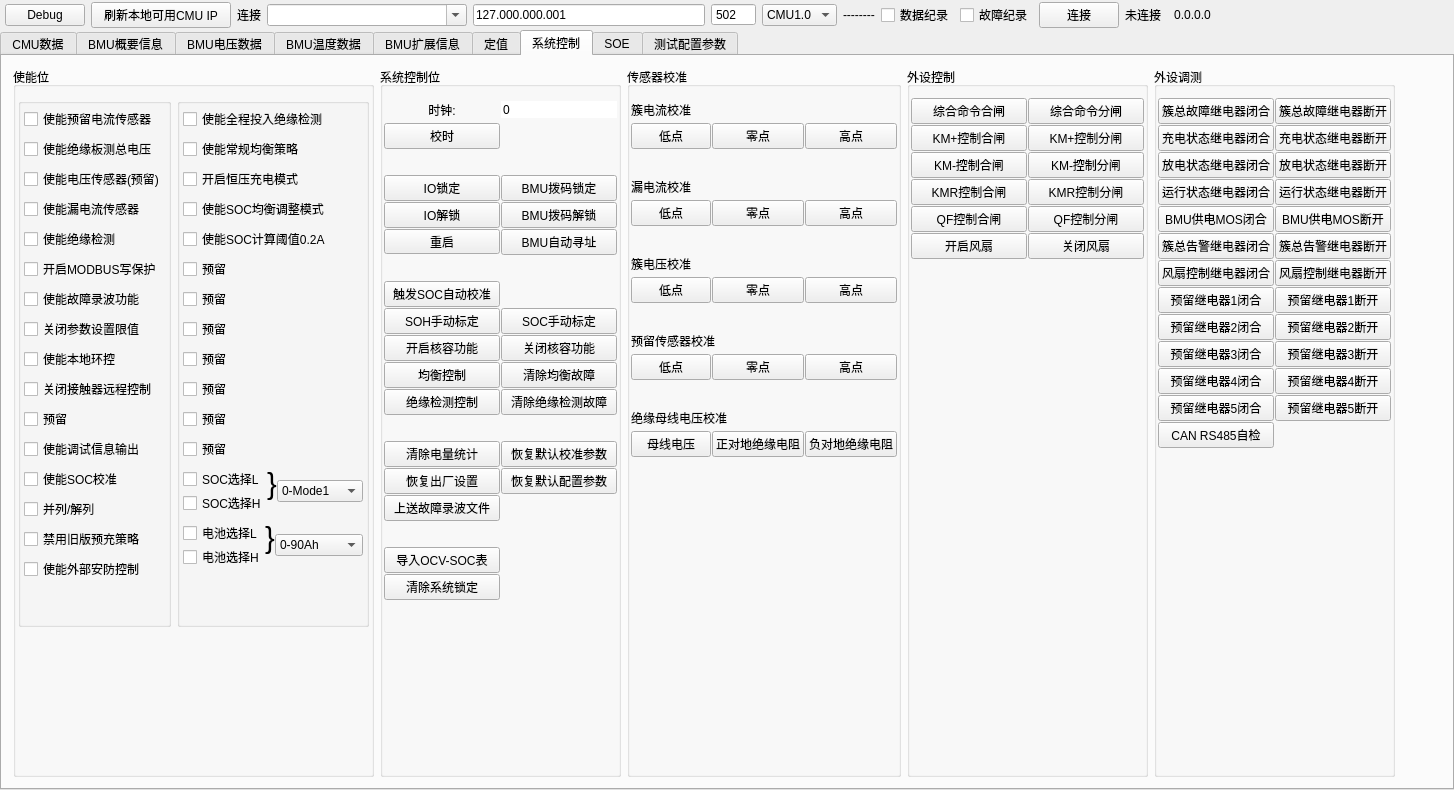
This is views/bmsview/bmsview.ui in Shogpe/bmsTool as Qt 5 draws it before an edit. The edited form follows.
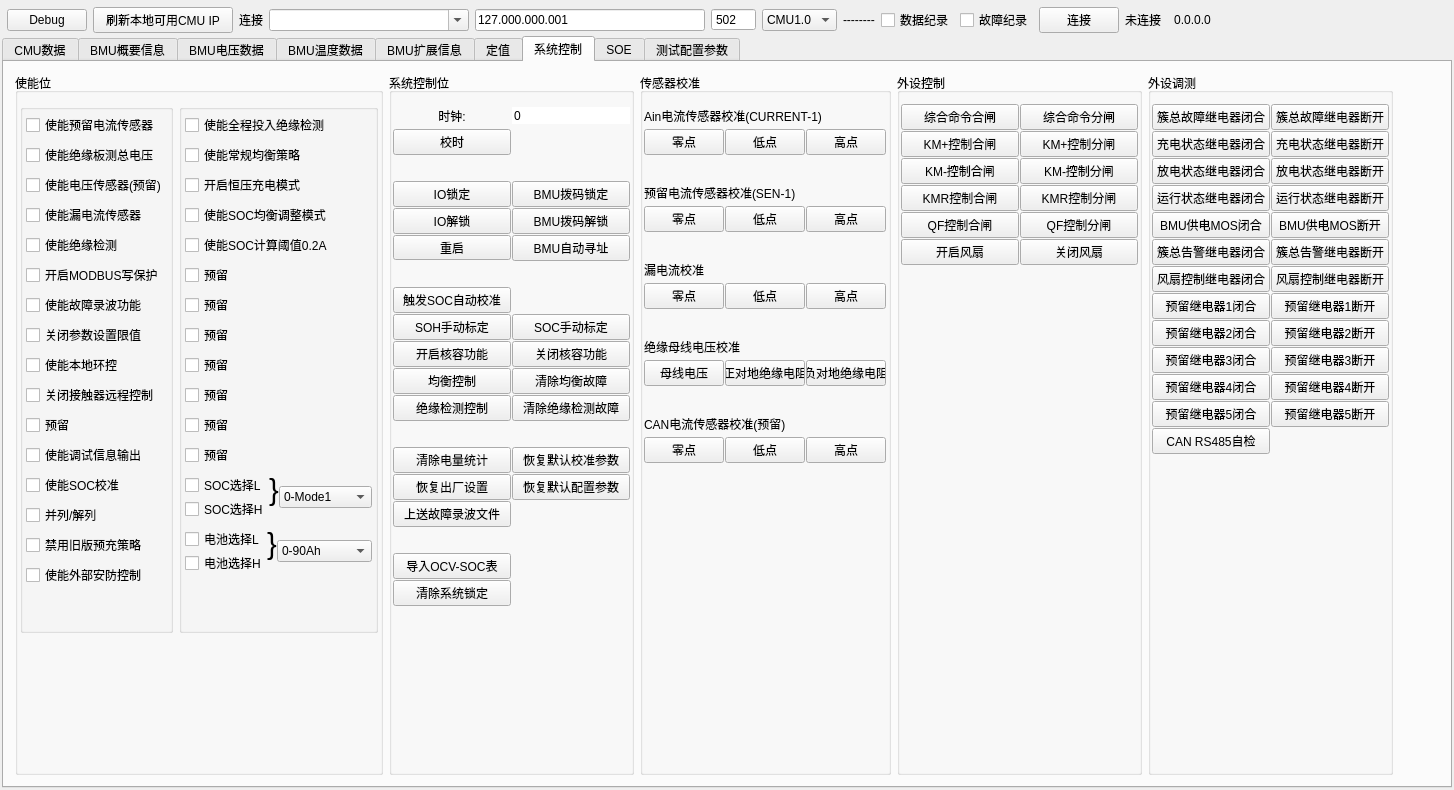
This is the edited form. The open tabs and pages were chosen to show the change. Custom widgets are drawn as their Qt base class.

Diff of the .ui file:
```diff
--- a/views/bmsview/bmsview.ui
+++ b/views/bmsview/bmsview.ui
@@ -39,19 +39,19 @@
   </property>
   <layout class="QVBoxLayout" name="verticalLayout">
    <property name="spacing">
-    <number>0</number>
+    <number>1</number>
    </property>
    <property name="leftMargin">
-    <number>0</number>
+    <number>2</number>
    </property>
    <property name="topMargin">
-    <number>0</number>
+    <number>5</number>
    </property>
    <property name="rightMargin">
-    <number>0</number>
+    <number>2</number>
    </property>
    <property name="bottomMargin">
-    <number>0</number>
+    <number>2</number>
    </property>
    <item>
     <widget class="QWidget" name="widget_3" native="true">
@@ -167,7 +167,7 @@
       <item>
        <widget class="QComboBox" name="cbProtocol">
         <property name="toolTip">
-         <string>&lt;html&gt;&lt;head/&gt;&lt;body&gt;&lt;p&gt;请按硬件功能手动选择CMU协议版本；&lt;/p&gt;&lt;p&gt;1. CMU1.0-CMU3.0 适配软件版本0.0.1.x 至 0.0.3.x；CMU3.1新增绝缘数据点&lt;/p&gt;&lt;p&gt;2. CMU4.0 新增适配主动均衡；&lt;/p&gt;&lt;p&gt;3. CMU4.6 并充；&lt;/p&gt;&lt;p&gt;4. CMU4.8 主动均衡；&lt;/p&gt;&lt;p&gt;5. CMU4.9 在4.8基础上新增风扇转速获取与设置；&lt;/p&gt;&lt;p&gt;6. CMU4.10 适用主动均衡液冷CMU通信；&lt;/p&gt;&lt;p&gt;7. CMU5.0 基于CMU4.8的主动均衡新增三级告警；&lt;/p&gt;&lt;p&gt;如出现通信断连情况或无所需数据点，请尝试更换协议版本。&lt;/p&gt;&lt;/body&gt;&lt;/html&gt;</string>
+         <string>&lt;html&gt;&lt;head/&gt;&lt;body&gt;&lt;p&gt;请按硬件功能手动选择CMU协议版本；&lt;/p&gt;&lt;p&gt;1. CMU1.0-CMU3.0 适配软件版本0.0.1.x 至 0.0.3.x；CMU3.1新增绝缘数据点&lt;/p&gt;&lt;p&gt;2. CMU4.0 新增适配主动均衡；&lt;/p&gt;&lt;p&gt;3. CMU4.6 并充；&lt;/p&gt;&lt;p&gt;4. CMU4.8 主动均衡；&lt;/p&gt;&lt;p&gt;5. CMU4.9 在4.8基础上新增风扇转速获取与设置；&lt;/p&gt;&lt;p&gt;6. CMU4.10 适用主动均衡液冷CMU通信；&lt;/p&gt;&lt;p&gt;7. CMU5.0 基于CMU4.8的主动均衡新增三级告警；&lt;/p&gt;&lt;p&gt;8.CMU5.1 基于CMU4.10的液冷主动均衡新增三级告警；&lt;/p&gt;&lt;p&gt;如出现通信断连情况或无所需数据点，请尝试更换协议版本。&lt;/p&gt;&lt;/body&gt;&lt;/html&gt;</string>
         </property>
         <item>
          <property name="text">
@@ -377,8 +377,8 @@
            <rect>
             <x>0</x>
             <y>0</y>
-            <width>1438</width>
-            <height>363</height>
+            <width>1434</width>
+            <height>359</height>
            </rect>
           </property>
           <property name="sizePolicy">
@@ -3081,8 +3081,8 @@
            <rect>
             <x>0</x>
             <y>0</y>
-            <width>1438</width>
-            <height>362</height>
+            <width>1434</width>
+            <height>358</height>
            </rect>
           </property>
           <property name="sizePolicy">
@@ -3120,7 +3120,7 @@
              </property>
              <layout class="QHBoxLayout" name="horizontalLayout_6">
               <property name="spacing">
-               <number>3</number>
+               <number>1</number>
               </property>
               <property name="leftMargin">
                <number>3</number>
@@ -6975,7 +6975,7 @@
                    <bool>false</bool>
                   </property>
                   <property name="prefix">
-                   <string>REG5601 </string>
+                   <string>REG5601: </string>
                   </property>
                   <property name="suffix">
                    <string/>
@@ -8189,6 +8189,37 @@
               </property>
              </widget>
             </item>
+            <item>
+             <widget class="InputBox" name="BalnceStartDiff">
+              <property name="sizePolicy">
+               <sizepolicy hsizetype="Preferred" vsizetype="Fixed">
+                <horstretch>0</horstretch>
+                <verstretch>0</verstretch>
+               </sizepolicy>
+              </property>
+              <property name="focusPolicy">
+               <enum>Qt::WheelFocus</enum>
+              </property>
+              <property name="toolTip">
+               <string/>
+              </property>
+              <property name="prefix">
+               <string>均衡启动差值</string>
+              </property>
+              <property name="suffix">
+               <string>mV</string>
+              </property>
+              <property name="decimals">
+               <number>1</number>
+              </property>
+              <property name="minimum">
+               <double>0.000000000000000</double>
+              </property>
+              <property name="maximum">
+               <double>4000.000000000000000</double>
+              </property>
+             </widget>
+            </item>
             <item>
              <widget class="InputBox" name="BalnceEndVol">
               <property name="sizePolicy">
@@ -8223,37 +8254,6 @@
               </property>
              </widget>
             </item>
-            <item>
-             <widget class="InputBox" name="BalnceStartDiff">
-              <property name="sizePolicy">
-               <sizepolicy hsizetype="Preferred" vsizetype="Fixed">
-                <horstretch>0</horstretch>
-                <verstretch>0</verstretch>
-               </sizepolicy>
-              </property>
-              <property name="focusPolicy">
-               <enum>Qt::WheelFocus</enum>
-              </property>
-              <property name="toolTip">
-               <string/>
-              </property>
-              <property name="prefix">
-               <string>均衡启动差值</string>
-              </property>
-              <property name="suffix">
-               <string>mV</string>
-              </property>
-              <property name="decimals">
-               <number>1</number>
-              </property>
-              <property name="minimum">
-               <double>0.000000000000000</double>
-              </property>
-              <property name="maximum">
-               <double>4000.000000000000000</double>
-              </property>
-             </widget>
-            </item>
             <item>
              <widget class="InputBox" name="BalnceStart">
               <property name="sizePolicy">
@@ -8269,7 +8269,7 @@
                <string/>
               </property>
               <property name="prefix">
-               <string>均衡启动阈值</string>
+               <string>均衡配置</string>
               </property>
               <property name="suffix">
                <string>V</string>
@@ -12012,7 +12012,7 @@
          <property name="title">
           <string>传感器校准</string>
          </property>
-         <layout class="QGridLayout" name="gridLayout_4">
+         <layout class="QGridLayout" name="gridLayout_4" columnstretch="0,1,1,1,0">
           <property name="leftMargin">
            <number>1</number>
           </property>
@@ -12022,136 +12022,7 @@
           <property name="spacing">
            <number>1</number>
           </property>
-          <item row="14" column="0">
-           <spacer name="verticalSpacer_14">
-            <property name="orientation">
-             <enum>Qt::Vertical</enum>
-            </property>
-            <property name="sizeHint" stdset="0">
-             <size>
-              <width>20</width>
-              <height>40</height>
-             </size>
-            </property>
-           </spacer>
-          </item>
-          <item row="10" column="0">
-           <widget class="QPushButton" name="btnRZeroAdj">
-            <property name="sizePolicy">
-             <sizepolicy hsizetype="Preferred" vsizetype="Fixed">
-              <horstretch>0</horstretch>
-              <verstretch>0</verstretch>
-             </sizepolicy>
-            </property>
-            <property name="text">
-             <string>低点</string>
-            </property>
-           </widget>
-          </item>
-          <item row="13" column="2">
-           <widget class="QPushButton" name="btnRnAdj">
-            <property name="sizePolicy">
-             <sizepolicy hsizetype="Preferred" vsizetype="Fixed">
-              <horstretch>0</horstretch>
-              <verstretch>0</verstretch>
-             </sizepolicy>
-            </property>
-            <property name="text">
-             <string>负对地绝缘电阻</string>
-            </property>
-           </widget>
-          </item>
-          <item row="4" column="2">
-           <widget class="QPushButton" name="btnIleakFullAdj">
-            <property name="sizePolicy">
-             <sizepolicy hsizetype="Preferred" vsizetype="Fixed">
-              <horstretch>0</horstretch>
-              <verstretch>0</verstretch>
-             </sizepolicy>
-            </property>
-            <property name="text">
-             <string>高点</string>
-            </property>
-           </widget>
-          </item>
-          <item row="7" column="2">
-           <widget class="QPushButton" name="btnUFullAdj">
-            <property name="sizePolicy">
-             <sizepolicy hsizetype="Preferred" vsizetype="Fixed">
-              <horstretch>0</horstretch>
-              <verstretch>0</verstretch>
-             </sizepolicy>
-            </property>
-            <property name="text">
-             <string>高点</string>
-            </property>
-           </widget>
-          </item>
-          <item row="10" column="2">
-           <widget class="QPushButton" name="btnRFullAdj">
-            <property name="sizePolicy">
-             <sizepolicy hsizetype="Preferred" vsizetype="Fixed">
-              <horstretch>0</horstretch>
-              <verstretch>0</verstretch>
-             </sizepolicy>
-            </property>
-            <property name="text">
-             <string>高点</string>
-            </property>
-           </widget>
-          </item>
-          <item row="13" column="1">
-           <widget class="QPushButton" name="btnRpAdj">
-            <property name="sizePolicy">
-             <sizepolicy hsizetype="Preferred" vsizetype="Fixed">
-              <horstretch>0</horstretch>
-              <verstretch>0</verstretch>
-             </sizepolicy>
-            </property>
-            <property name="text">
-             <string>正对地绝缘电阻</string>
-            </property>
-           </widget>
-          </item>
-          <item row="5" column="0">
-           <widget class="QLabel" name="label_17">
-            <property name="minimumSize">
-             <size>
-              <width>0</width>
-              <height>24</height>
-             </size>
-            </property>
-            <property name="maximumSize">
-             <size>
-              <width>16777215</width>
-              <height>24</height>
-             </size>
-            </property>
-            <property name="text">
-             <string/>
-            </property>
-           </widget>
-          </item>
-          <item row="8" column="0">
-           <widget class="QLabel" name="label_16">
-            <property name="minimumSize">
-             <size>
-              <width>0</width>
-              <height>24</height>
-             </size>
-            </property>
-            <property name="maximumSize">
-             <size>
-              <width>16777215</width>
-              <height>24</height>
-             </size>
-            </property>
-            <property name="text">
-             <string/>
-            </property>
-           </widget>
-          </item>
-          <item row="1" column="0">
+          <item row="22" column="2">
            <widget class="QPushButton" name="btnIZeroAdj">
             <property name="sizePolicy">
              <sizepolicy hsizetype="Preferred" vsizetype="Fixed">
@@ -12159,26 +12030,24 @@
               <verstretch>0</verstretch>
              </sizepolicy>
             </property>
-            <property name="text">
-             <string>低点</string>
+            <property name="minimumSize">
+             <size>
+              <width>80</width>
+              <height>0</height>
+             </size>
             </property>
-           </widget>
-          </item>
-          <item row="4" column="1">
-           <widget class="QPushButton" name="btnIleakBaseAdj">
-            <property name="sizePolicy">
-             <sizepolicy hsizetype="Preferred" vsizetype="Fixed">
-              <horstretch>0</horstretch>
-              <verstretch>0</verstretch>
-             </sizepolicy>
+            <property name="font">
+             <font>
+              <strikeout>false</strikeout>
+             </font>
             </property>
             <property name="text">
-             <string>零点</string>
+             <string>低点</string>
             </property>
            </widget>
           </item>
-          <item row="11" column="0">
-           <widget class="QLabel" name="label_19">
+          <item row="16" column="1" colspan="4">
+           <widget class="QLabel" name="label_20">
             <property name="minimumSize">
              <size>
               <width>0</width>
@@ -12192,12 +12061,12 @@
              </size>
             </property>
             <property name="text">
-             <string/>
+             <string>绝缘母线电压校准</string>
             </property>
            </widget>
           </item>
-          <item row="2" column="0">
-           <widget class="QLabel" name="label_13">
+          <item row="20" column="1" colspan="4">
+           <widget class="QLabel" name="label_12">
             <property name="minimumSize">
              <size>
               <width>0</width>
@@ -12211,24 +12080,11 @@
              </size>
             </property>
             <property name="text">
-             <string/>
+             <string>CAN电流传感器校准(预留)</string>
             </property>
            </widget>
           </item>
-          <item row="7" column="0">
-           <widget class="QPushButton" name="btnUZeroAdj">
-            <property name="sizePolicy">
-             <sizepolicy hsizetype="Preferred" vsizetype="Fixed">
-              <horstretch>0</horstretch>
-              <verstretch>0</verstretch>
-             </sizepolicy>
-            </property>
-            <property name="text">
-             <string>低点</string>
-            </property>
-           </widget>
-          </item>
-          <item row="1" column="1">
+          <item row="22" column="1">
            <widget class="QPushButton" name="btnIBaseAdj">
             <property name="sizePolicy">
              <sizepolicy hsizetype="Preferred" vsizetype="Fixed">
@@ -12236,25 +12092,37 @@
               <verstretch>0</verstretch>
              </sizepolicy>
             </property>
+            <property name="minimumSize">
+             <size>
+              <width>80</width>
+              <height>0</height>
+             </size>
+            </property>
             <property name="text">
              <string>零点</string>
             </property>
            </widget>
           </item>
-          <item row="10" column="1">
-           <widget class="QPushButton" name="btnRBaseAdj">
-            <property name="sizePolicy">
-             <sizepolicy hsizetype="Preferred" vsizetype="Fixed">
-              <horstretch>0</horstretch>
-              <verstretch>0</verstretch>
-             </sizepolicy>
+          <item row="6" column="1" colspan="4">
+           <widget class="QLabel" name="label_15">
+            <property name="minimumSize">
+             <size>
+              <width>0</width>
+              <height>24</height>
+             </size>
             </property>
+            <property name="maximumSize">
+             <size>
+              <width>16777215</width>
+              <height>24</height>
+             </size>
+            </property>
             <property name="text">
-             <string>零点</string>
+             <string>预留电流传感器校准(SEN-1)</string>
             </property>
            </widget>
           </item>
-          <item row="13" column="0">
+          <item row="17" column="1">
            <widget class="QPushButton" name="btnRUAdj">
             <property name="sizePolicy">
              <sizepolicy hsizetype="Preferred" vsizetype="Fixed">
@@ -12262,18 +12130,105 @@
               <verstretch>0</verstretch>
              </sizepolicy>
             </property>
+            <property name="minimumSize">
+             <size>
+              <width>80</width>
+              <height>0</height>
+             </size>
+            </property>
             <property name="text">
              <string>母线电压</string>
             </property>
            </widget>
           </item>
+          <item row="23" column="1">
+           <spacer name="verticalSpacer_14">
+            <property name="orientation">
+             <enum>Qt::Vertical</enum>
+            </property>
+            <property name="sizeHint" stdset="0">
+             <size>
+              <width>20</width>
+              <height>40</height>
+             </size>
+            </property>
+           </spacer>
+          </item>
+          <item row="17" column="2">
+           <widget class="QPushButton" name="btnRpAdj">
+            <property name="sizePolicy">
+             <sizepolicy hsizetype="Preferred" vsizetype="Fixed">
+              <horstretch>0</horstretch>
+              <verstretch>0</verstretch>
+             </sizepolicy>
+            </property>
+            <property name="minimumSize">
+             <size>
+              <width>80</width>
+              <height>0</height>
+             </size>
+            </property>
+            <property name="font">
+             <font>
+              <strikeout>false</strikeout>
+             </font>
+            </property>
+            <property name="text">
+             <string>正对地绝缘电阻</string>
+            </property>
+           </widget>
+          </item>
+          <item row="1" column="1">
+           <widget class="QPushButton" name="btnRBaseAdj">
+            <property name="sizePolicy">
+             <sizepolicy hsizetype="Preferred" vsizetype="Fixed">
+              <horstretch>0</horstretch>
+              <verstretch>0</verstretch>
+             </sizepolicy>
+            </property>
+            <property name="minimumSize">
+             <size>
+              <width>80</width>
+              <height>0</height>
+             </size>
+            </property>
+            <property name="text">
+             <string>零点</string>
+            </property>
+           </widget>
+          </item>
           <item row="1" column="2">
-           <widget class="QPushButton" name="btnIFullAdj">
+           <widget class="QPushButton" name="btnRZeroAdj">
             <property name="sizePolicy">
              <sizepolicy hsizetype="Preferred" vsizetype="Fixed">
               <horstretch>0</horstretch>
               <verstretch>0</verstretch>
              </sizepolicy>
+            </property>
+            <property name="minimumSize">
+             <size>
+              <width>80</width>
+              <height>0</height>
+             </size>
+            </property>
+            <property name="text">
+             <string>低点</string>
+            </property>
+           </widget>
+          </item>
+          <item row="1" column="3">
+           <widget class="QPushButton" name="btnRFullAdj">
+            <property name="sizePolicy">
+             <sizepolicy hsizetype="Preferred" vsizetype="Fixed">
+              <horstretch>0</horstretch>
+              <verstretch>0</verstretch>
+             </sizepolicy>
+            </property>
+            <property name="minimumSize">
+             <size>
+              <width>80</width>
+              <height>0</height>
+             </size>
             </property>
             <property name="text">
              <string>高点</string>
@@ -12288,12 +12243,75 @@
               <verstretch>0</verstretch>
              </sizepolicy>
             </property>
+            <property name="minimumSize">
+             <size>
+              <width>80</width>
+              <height>0</height>
+             </size>
+            </property>
             <property name="text">
              <string>零点</string>
             </property>
            </widget>
           </item>
-          <item row="4" column="0">
+          <item row="7" column="2">
+           <widget class="QPushButton" name="btnUZeroAdj">
+            <property name="sizePolicy">
+             <sizepolicy hsizetype="Preferred" vsizetype="Fixed">
+              <horstretch>0</horstretch>
+              <verstretch>0</verstretch>
+             </sizepolicy>
+            </property>
+            <property name="minimumSize">
+             <size>
+              <width>80</width>
+              <height>0</height>
+             </size>
+            </property>
+            <property name="text">
+             <string>低点</string>
+            </property>
+           </widget>
+          </item>
+          <item row="7" column="3">
+           <widget class="QPushButton" name="btnUFullAdj">
+            <property name="sizePolicy">
+             <sizepolicy hsizetype="Preferred" vsizetype="Fixed">
+              <horstretch>0</horstretch>
+              <verstretch>0</verstretch>
+             </sizepolicy>
+            </property>
+            <property name="minimumSize">
+             <size>
+              <width>80</width>
+              <height>0</height>
+             </size>
+            </property>
+            <property name="text">
+             <string>高点</string>
+            </property>
+           </widget>
+          </item>
+          <item row="14" column="1">
+           <widget class="QPushButton" name="btnIleakBaseAdj">
+            <property name="sizePolicy">
+             <sizepolicy hsizetype="Preferred" vsizetype="Fixed">
+              <horstretch>0</horstretch>
+              <verstretch>0</verstretch>
+             </sizepolicy>
+            </property>
+            <property name="minimumSize">
+             <size>
+              <width>80</width>
+              <height>0</height>
+             </size>
+            </property>
+            <property name="text">
+             <string>零点</string>
+            </property>
+           </widget>
+          </item>
+          <item row="14" column="2">
            <widget class="QPushButton" name="btnIleakZeroAdj">
             <property name="sizePolicy">
              <sizepolicy hsizetype="Preferred" vsizetype="Fixed">
@@ -12301,13 +12319,86 @@
               <verstretch>0</verstretch>
              </sizepolicy>
             </property>
+            <property name="minimumSize">
+             <size>
+              <width>80</width>
+              <height>0</height>
+             </size>
+            </property>
             <property name="text">
              <string>低点</string>
             </property>
            </widget>
           </item>
-          <item row="0" column="0" colspan="3">
-           <widget class="QLabel" name="label_12">
+          <item row="14" column="3">
+           <widget class="QPushButton" name="btnIleakFullAdj">
+            <property name="sizePolicy">
+             <sizepolicy hsizetype="Preferred" vsizetype="Fixed">
+              <horstretch>0</horstretch>
+              <verstretch>0</verstretch>
+             </sizepolicy>
+            </property>
+            <property name="minimumSize">
+             <size>
+              <width>80</width>
+              <height>0</height>
+             </size>
+            </property>
+            <property name="text">
+             <string>高点</string>
+            </property>
+           </widget>
+          </item>
+          <item row="22" column="3">
+           <widget class="QPushButton" name="btnIFullAdj">
+            <property name="sizePolicy">
+             <sizepolicy hsizetype="Preferred" vsizetype="Fixed">
+              <horstretch>0</horstretch>
+              <verstretch>0</verstretch>
+             </sizepolicy>
+            </property>
+            <property name="minimumSize">
+             <size>
+              <width>80</width>
+              <height>0</height>
+             </size>
+            </property>
+            <property name="font">
+             <font>
+              <strikeout>false</strikeout>
+             </font>
+            </property>
+            <property name="text">
+             <string>高点</string>
+            </property>
+           </widget>
+          </item>
+          <item row="17" column="3">
+           <widget class="QPushButton" name="btnRnAdj">
+            <property name="sizePolicy">
+             <sizepolicy hsizetype="Preferred" vsizetype="Fixed">
+              <horstretch>0</horstretch>
+              <verstretch>0</verstretch>
+             </sizepolicy>
+            </property>
+            <property name="minimumSize">
+             <size>
+              <width>80</width>
+              <height>0</height>
+             </size>
+            </property>
+            <property name="font">
+             <font>
+              <strikeout>false</strikeout>
+             </font>
+            </property>
+            <property name="text">
+             <string>负对地绝缘电阻</string>
+            </property>
+           </widget>
+          </item>
+          <item row="0" column="1" colspan="4">
+           <widget class="QLabel" name="label_18">
             <property name="minimumSize">
              <size>
               <width>0</width>
@@ -12321,11 +12412,11 @@
              </size>
             </property>
             <property name="text">
-             <string>簇电流校准</string>
+             <string>Ain电流传感器校准(CURRENT-1)</string>
             </property>
            </widget>
           </item>
-          <item row="3" column="0" colspan="3">
+          <item row="13" column="1" colspan="4">
            <widget class="QLabel" name="label_14">
             <property name="minimumSize">
              <size>
@@ -12344,8 +12435,8 @@
             </property>
            </widget>
           </item>
-          <item row="6" column="0" colspan="3">
-           <widget class="QLabel" name="label_15">
+          <item row="19" column="1" colspan="3">
+           <widget class="QLabel" name="label_13">
             <property name="minimumSize">
              <size>
               <width>0</width>
@@ -12359,12 +12450,12 @@
              </size>
             </property>
             <property name="text">
-             <string>簇电压校准</string>
+             <string/>
             </property>
            </widget>
           </item>
-          <item row="9" column="0" colspan="3">
-           <widget class="QLabel" name="label_18">
+          <item row="15" column="1" colspan="3">
+           <widget class="QLabel" name="label_17">
             <property name="minimumSize">
              <size>
               <width>0</width>
@@ -12378,12 +12469,12 @@
              </size>
             </property>
             <property name="text">
-             <string>预留传感器校准</string>
+             <string/>
             </property>
            </widget>
           </item>
-          <item row="12" column="0" colspan="3">
-           <widget class="QLabel" name="label_20">
+          <item row="8" column="1" colspan="3">
+           <widget class="QLabel" name="label_16">
             <property name="minimumSize">
              <size>
               <width>0</width>
@@ -12397,7 +12488,26 @@
              </size>
             </property>
             <property name="text">
-             <string>绝缘母线电压校准</string>
+             <string/>
+            </property>
+           </widget>
+          </item>
+          <item row="2" column="1" colspan="3">
+           <widget class="QLabel" name="label_19">
+            <property name="minimumSize">
+             <size>
+              <width>0</width>
+              <height>24</height>
+             </size>
+            </property>
+            <property name="maximumSize">
+             <size>
+              <width>16777215</width>
+              <height>24</height>
+             </size>
+            </property>
+            <property name="text">
+             <string/>
             </property>
            </widget>
           </item>
```
Left out of the diff: 2 changed lines with no effect on the pictures.
